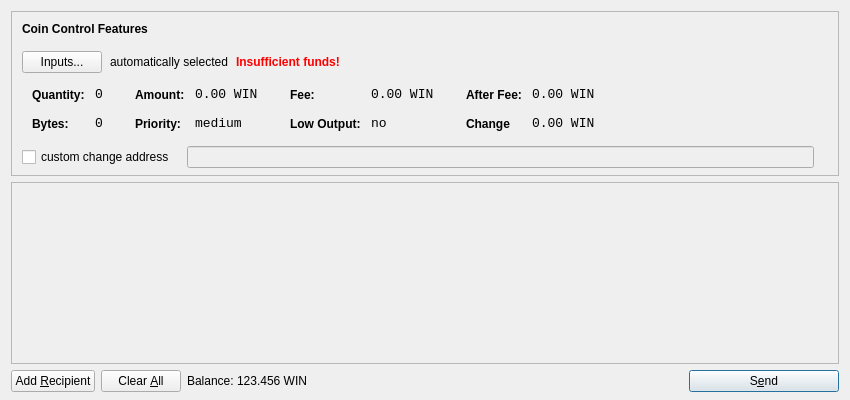
AceCoin/AceCoin, file src/qt/forms/sendcoinsdialog.ui: the form before one commit.
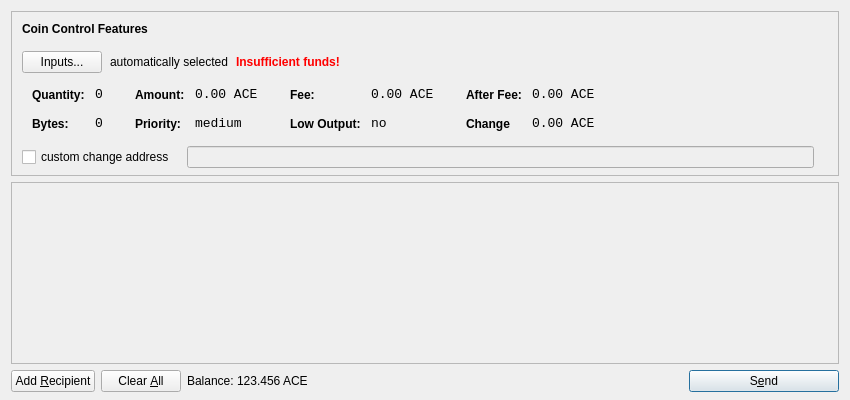
The form after the commit. Icons and pictures are not drawn.

The edit to the form file:
```diff
--- a/src/qt/forms/sendcoinsdialog.ui
+++ b/src/qt/forms/sendcoinsdialog.ui
@@ -321,7 +321,7 @@
                   <enum>Qt::ActionsContextMenu</enum>
                  </property>
                  <property name="text">
-                  <string>0.00 WIN</string>
+                  <string>0.00 ACE</string>
                  </property>
                  <property name="textInteractionFlags">
                   <set>Qt::LinksAccessibleByMouse|Qt::TextSelectableByKeyboard|Qt::TextSelectableByMouse</set>
@@ -407,7 +407,7 @@
                   <enum>Qt::ActionsContextMenu</enum>
                  </property>
                  <property name="text">
-                  <string>0.00 WIN</string>
+                  <string>0.00 ACE</string>
                  </property>
                  <property name="textInteractionFlags">
                   <set>Qt::LinksAccessibleByMouse|Qt::TextSelectableByKeyboard|Qt::TextSelectableByMouse</set>
@@ -493,7 +493,7 @@
                   <enum>Qt::ActionsContextMenu</enum>
                  </property>
                  <property name="text">
-                  <string>0.00 WIN</string>
+                  <string>0.00 ACE</string>
                  </property>
                  <property name="textInteractionFlags">
                   <set>Qt::LinksAccessibleByMouse|Qt::TextSelectableByKeyboard|Qt::TextSelectableByMouse</set>
@@ -525,7 +525,7 @@
                   <enum>Qt::ActionsContextMenu</enum>
                  </property>
                  <property name="text">
-                  <string>0.00 WIN</string>
+                  <string>0.00 ACE</string>
                  </property>
                  <property name="textInteractionFlags">
                   <set>Qt::LinksAccessibleByMouse|Qt::TextSelectableByKeyboard|Qt::TextSelectableByMouse</set>
@@ -732,7 +732,7 @@
           <cursorShape>IBeamCursor</cursorShape>
          </property>
          <property name="text">
-          <string>123.456 WIN</string>
+          <string>123.456 ACE</string>
          </property>
          <property name="textInteractionFlags">
           <set>Qt::LinksAccessibleByMouse|Qt::TextSelectableByKeyboard|Qt::TextSelectableByMouse</set>
```
